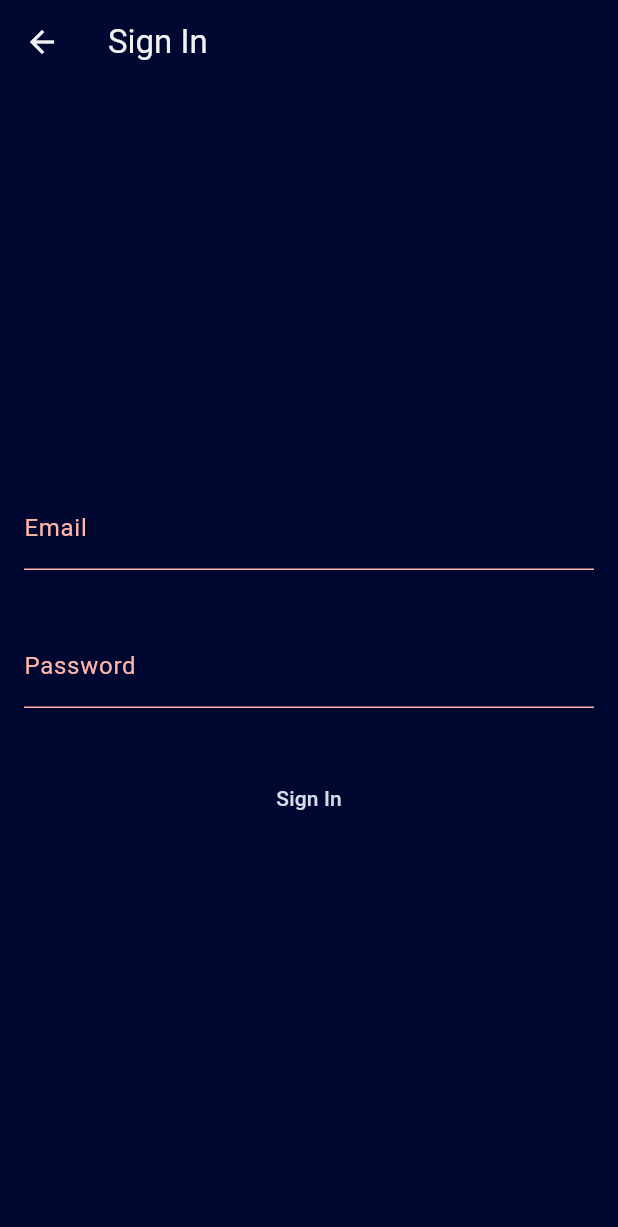
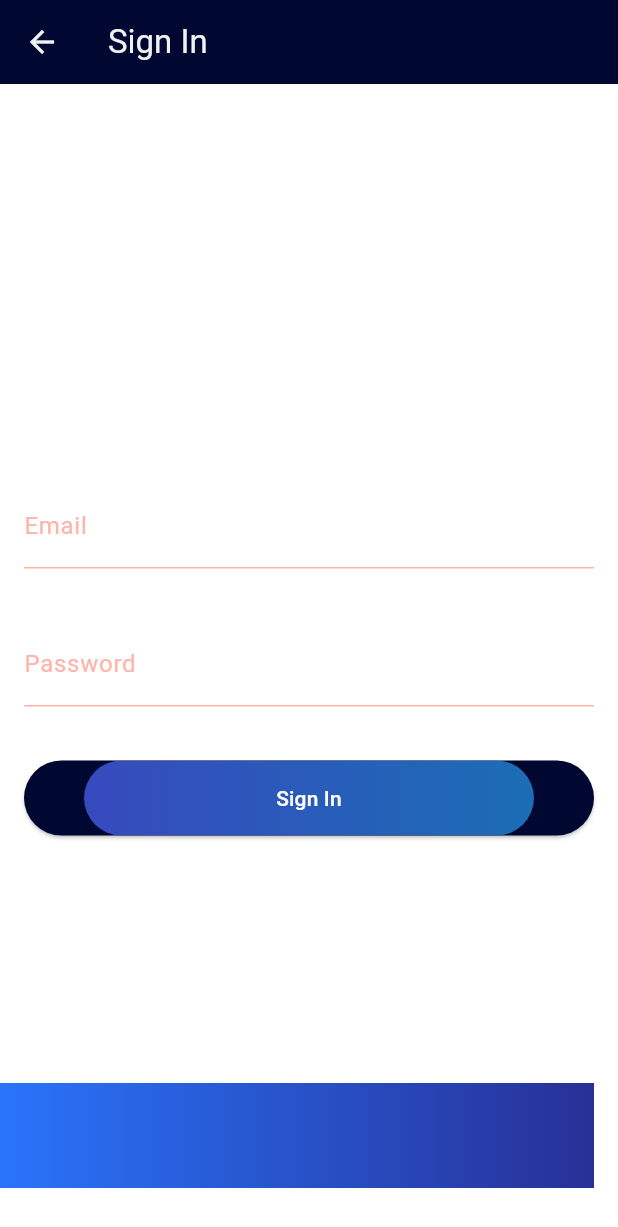
Before and after one commit to WillingDev0812/Blend, a Flutter app: the LoginPage screen opened directly, on a phone screen of 412 x 824 dp. Shown: the top 1227 px of the screen. Run offline on Flutter 3.47's test engine with Material 3 defaults, Android fonts, the phone set to English and light mode, and no system bars; our stand-ins replace cloud_firestore, curved_navigation_bar, firebase_auth, firebase_core, flex_color_scheme, google_sign_in and 1 more; accounts and stored records are empty.

Commit message:
Edits to login design

```diff
--- a/blend/lib/pages/auth/login.dart
+++ b/blend/lib/pages/auth/login.dart
@@ -56,7 +56,8 @@ class _LoginPageState extends State<LoginPage> {
       }
     }
 
-    return Scaffold(
+return Scaffold(
+      backgroundColor: Colors.white,
       appBar: AppBar(
         title: Text('Sign In'),
       ),
@@ -82,15 +83,82 @@ class _LoginPageState extends State<LoginPage> {
               ),
             ),
             SizedBox(height: 16.0),
-            ElevatedButton(
-              onPressed: () async {
-                signIn();
-              },
-              child: Text('Sign In'),
+            SizedBox(
+              height: 50.0,
+              width: double.infinity,
+              child: ElevatedButton(
+                onPressed: () async {
+                  signIn();
+                },
+                style: ElevatedButton.styleFrom(
+                  shape: RoundedRectangleBorder(
+                    borderRadius: BorderRadius.circular(80.0),
+                  ),
+                  padding: EdgeInsets.all(0.0),
+                ),
+                child: Ink(
+                  decoration: BoxDecoration(
+                    gradient: LinearGradient(
+                      colors: [Color(0xff374ABE), Color.fromARGB(255, 27, 109, 181)],
+                      begin: Alignment.centerLeft,
+                      end: Alignment.centerRight,
+                    ),
+                    borderRadius: BorderRadius.circular(30.0),
+                  ),
+                  child: Container(
+                    constraints: BoxConstraints(maxWidth: 300.0, minHeight: 50.0),
+                    alignment: Alignment.center,
+                    child: Text(
+                      "Sign In",
+                      textAlign: TextAlign.center,
+                      style: TextStyle(color: Colors.white),
+                    ),
+                  ),
+                ),
+              ),
             ),
           ],
+        ),
+      ),
+      floatingActionButton: Padding(
+        padding: EdgeInsets.only(bottom: 16.0),
+        child: SizedBox(
+          height: 70.0,
+          width: MediaQuery.of(context).size.width,
+          child: ClipPath(
+            clipper: Clip1Clipper(),
+            child: Ink(
+              decoration: BoxDecoration(
+                gradient: LinearGradient(
+                  colors: [Color.fromARGB(255, 41, 119, 255), Color.fromARGB(255, 39, 48, 151)],
+                  begin: Alignment.centerLeft,
+                  end: Alignment.centerRight,
+                ),
+              ),
+              child: Container( // Add a container as a child of Ink
+                height: 20,
+                width: 20,
+                color: Colors.transparent, // Set transparent color to avoid covering the gradient
+              ),
+            ),
+          ),
         ),
       ),
     );
   }
 }
+
+class Clip1Clipper extends CustomClipper<Path>{
+  @override
+  Path getClip(Size size){
+    Path path = Path();
+    path.lineTo(0,size.height);
+    path.lineTo(size.width, size.height);
+    path.quadraticBezierTo(size.width, 0, 0, 0);
+    return path;
+  }
+
+  @override
+  bool shouldReclip (CustomClipper<Path> oldClipper) => false;
+
+}
```
